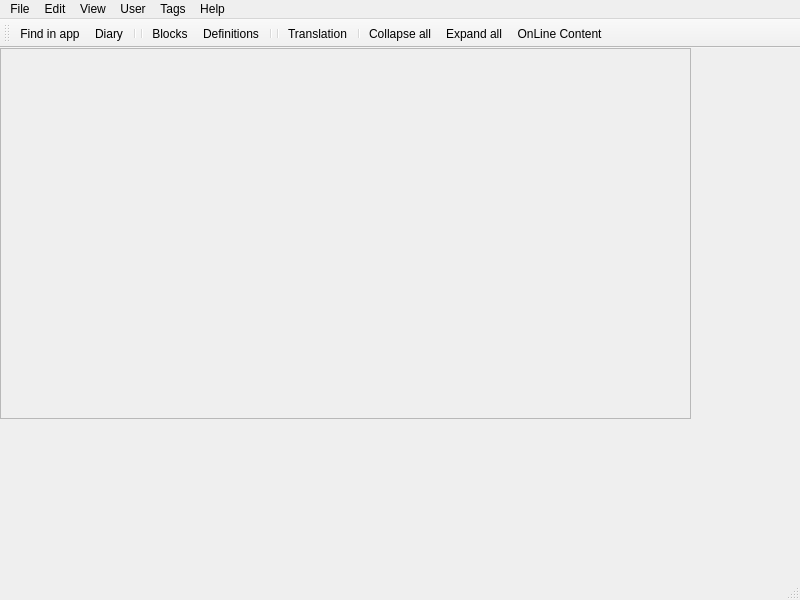
Qt form data/app/designer/main.ui (dsoftn/my_journal) before a commit.
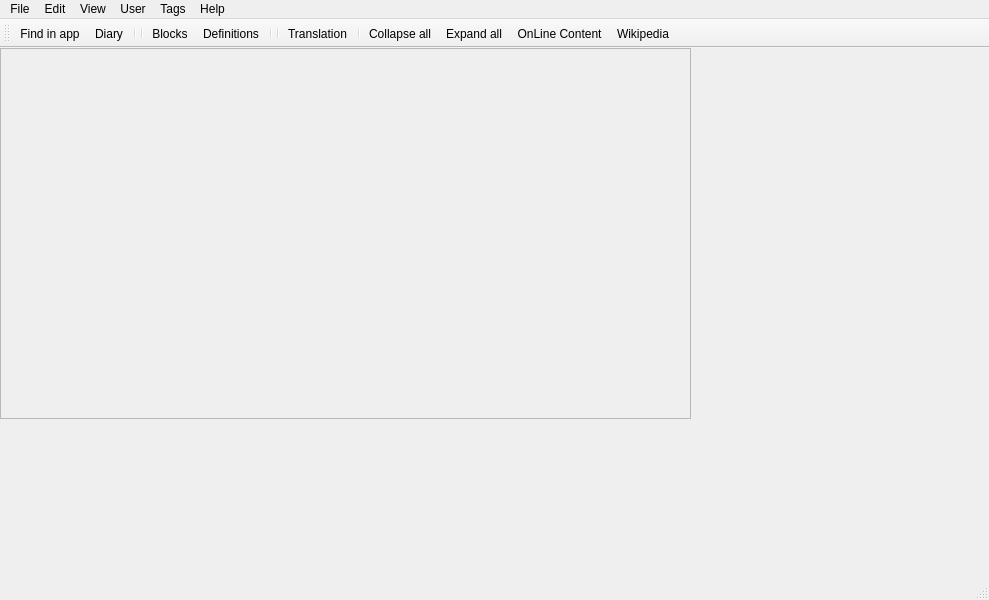
The same form after that commit. Icons and pictures are not drawn.

Diff of the .ui file:
```diff
--- a/data/app/designer/main.ui
+++ b/data/app/designer/main.ui
@@ -6,7 +6,7 @@
    <rect>
     <x>0</x>
     <y>0</y>
-    <width>800</width>
+    <width>989</width>
     <height>600</height>
    </rect>
   </property>
@@ -52,7 +52,7 @@
     <rect>
      <x>0</x>
      <y>0</y>
-     <width>800</width>
+     <width>989</width>
      <height>21</height>
     </rect>
    </property>
@@ -179,6 +179,7 @@
    <addaction name="mnu_collapse_all"/>
    <addaction name="mnu_expand_all"/>
    <addaction name="mnu_view_online_content"/>
+   <addaction name="mnu_view_wiki"/>
   </widget>
   <action name="mnu_open">
    <property name="text">
@@ -454,6 +455,15 @@
     <string>OnLine Content</string>
    </property>
   </action>
+  <action name="mnu_view_wiki">
+   <property name="icon">
+    <iconset>
+     <normaloff>../images/wikipedia_logo.png</normaloff>../images/wikipedia_logo.png</iconset>
+   </property>
+   <property name="text">
+    <string>Wikipedia</string>
+   </property>
+  </action>
  </widget>
  <resources/>
  <connections/>
```
Left out of the diff: 4 changed lines with no effect on the pictures.
